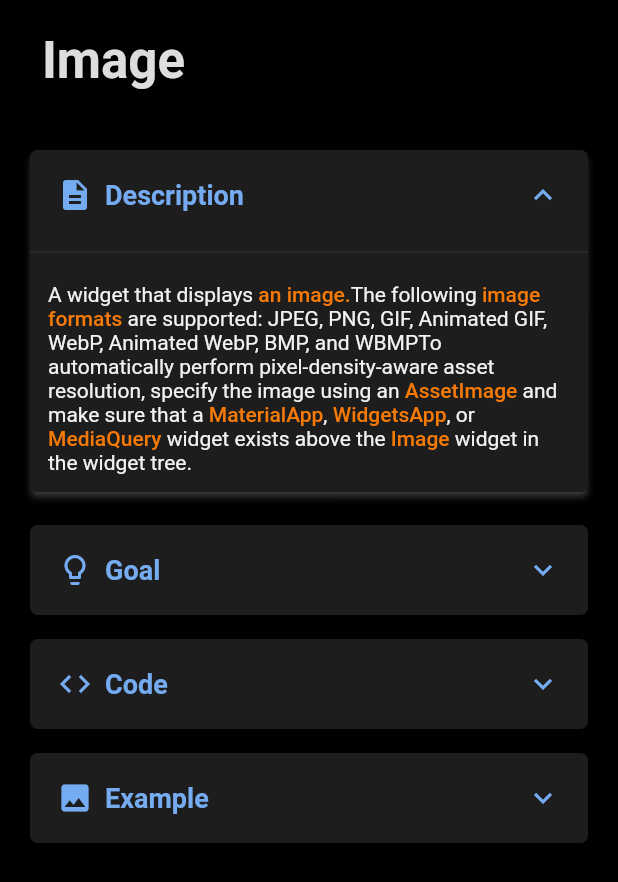
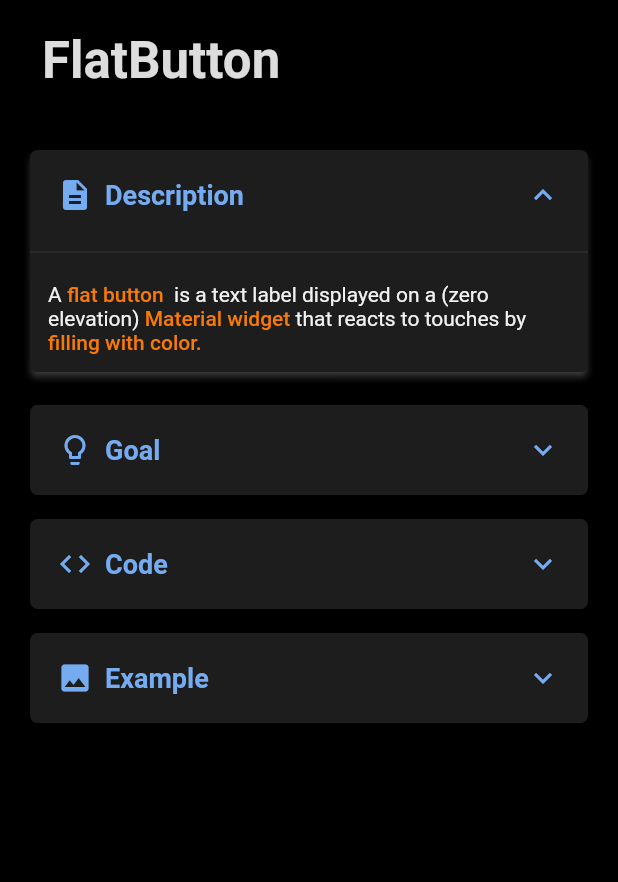
Before and after one commit to GreyImediary/flutter_book, a Flutter app: the WidgetScreen screen opened directly, after a tap on "Description", on a phone screen of 412 x 824 dp. Shown: the top 882 px of the screen. Run offline on Flutter 3.47's test engine with Material 2 defaults, Android fonts, the phone set to English and light mode, and no system bars; drawn by our look-alikes of expansion_tile_card.

Commit message:
add flat button and outline button widgets

```diff
--- a/lib/main.dart
+++ b/lib/main.dart
@@ -2,7 +2,9 @@ import 'package:flutter/material.dart';
 import 'package:flutter_book/data/widget_data.dart';
 import 'package:flutter_book/screens/category_screen.dart';
 import 'package:flutter_book/screens/main_screen.dart';
+import 'package:flutter_book/widgets/material_widgets/flat_button.dart';
 import 'package:flutter_book/widgets/material_widgets/image.dart';
+import 'package:flutter_book/widgets/material_widgets/outline_button.dart';
 import 'package:flutter_book/widgets/material_widgets/tooltip.dart';
 
 void main() {
@@ -49,6 +51,8 @@ class MyApp extends StatelessWidget {
 
         '/Tooltip': (context) => TooltipWidget(),
         '/Image': (context) => ImageWidget(),
+        '/FlatButton': (content) => FlatButtonWidget(),
+        '/OutlineButton': (content) => OutlineButtonWidget(),
       },
       title: 'Flutter Demo',
       theme: ThemeData(
--- /dev/null
+++ b/lib/widgets/material_widgets/flat_button.dart
@@ -0,0 +1,147 @@
+import 'package:flutter/material.dart';
+import 'package:flutter_book/screens/widget_screen.dart';
+
+final flatButtonCodeText = """
+FlatButton(
+  onPressed: () {
+    /*some code*/
+  },
+  child: Text("Flat Button"),
+)""";
+
+Widget flatButtonDescription(BuildContext context) {
+  return RichText(
+    text: TextSpan(
+      style: Theme.of(context).textTheme.bodyText2,
+      children: [
+        TextSpan(text: 'A '),
+        TextSpan(
+            text: 'flat button ', style: Theme.of(context).textTheme.bodyText1),
+        TextSpan(text: ' is a text label displayed on a (zero elevation) '),
+        TextSpan(
+            text: 'Material widget ',
+            style: Theme.of(context).textTheme.bodyText1),
+        TextSpan(text: 'that reacts to touches by '),
+        TextSpan(
+            text: 'filling with color.',
+            style: Theme.of(context).textTheme.bodyText1),
+      ],
+    ),
+  );
+}
+
+Widget flatButtonGoal(BuildContext context) {
+  return RichText(
+    text: TextSpan(
+      style: Theme.of(context).textTheme.bodyText2,
+      children: [
+        TextSpan(text: "The main goal of flat button (as well as other buttons) is to "),
+        TextSpan(
+            text: 'trigger events ',
+            style: Theme.of(context).textTheme.bodyText1),
+        TextSpan(text: "on a user's click."),
+        TextSpan(
+            text:
+                'Use flat buttons on toolbars, in dialogs, or inline with other content '),
+        TextSpan(
+            text: 'but offset from that content with padding ',
+            style: Theme.of(context).textTheme.bodyText1),
+        TextSpan(text: "so that the button's presence is obvious. "),
+        TextSpan(
+            text: 'You can use flat button where common raised button or outline button looks '),
+        TextSpan(
+            text: 'unnaturaly.', style: Theme.of(context).textTheme.bodyText1),
+      ],
+    ),
+  );
+}
+
+Widget flatButtonCode(BuildContext context) {
+  return Column(
+    children: <Widget>[
+      RichText(
+        text: TextSpan(
+          style: Theme.of(context).textTheme.bodyText2,
+          children: [
+            TextSpan(text: 'All you need to do is implement '),
+            TextSpan(
+                text: 'OutlineButton',
+                style: Theme.of(context).textTheme.bodyText1),
+            TextSpan(text: 'to a parent widget and provide '),
+            TextSpan(
+                text: 'onPressed and child ',
+                style: Theme.of(context).textTheme.bodyText1),
+            TextSpan(text: 'properties as '),
+            TextSpan(
+                text: 'void function and widget. ',
+                style: Theme.of(context).textTheme.bodyText1),
+            TextSpan(text: 'Child can be any widget, but usually it is '),
+            TextSpan(
+                text: 'Text.', style: Theme.of(context).textTheme.bodyText1),
+          ],
+        ),
+      ),
+      Padding(
+        padding: EdgeInsets.all(16),
+        child: Container(
+          width: MediaQuery.of(context).size.height,
+          decoration: BoxDecoration(
+              color: Theme.of(context).primaryColorLight,
+              borderRadius: BorderRadius.circular(10)),
+          padding: EdgeInsets.all(16),
+          child: Text(
+            flatButtonCodeText,
+            textAlign: TextAlign.start,
+          ),
+        ),
+      ),
+      RichText(
+        text: TextSpan(
+          style: Theme.of(context).textTheme.bodyText2,
+          children: [
+            TextSpan(text: 'You can also specify '),
+            TextSpan(
+                text: 'background color',
+                style: Theme.of(context).textTheme.bodyText1),
+            TextSpan(text: '(color property), '),
+            TextSpan(
+                text: 'text color',
+                style: Theme.of(context).textTheme.bodyText1),
+            TextSpan(text: ', '),
+            TextSpan(
+                text: 'disabled background and disabled text colors',
+                style: Theme.of(context).textTheme.bodyText1),
+            TextSpan(text: ', '),
+            TextSpan(
+                text: 'splash color ',
+                style: Theme.of(context).textTheme.bodyText1),
+            TextSpan(text: 'and etc.'),
+          ],
+        ),
+      )
+    ],
+  );
+}
+
+Widget flatButtonExample(BuildContext context) {
+  return FlatButton(
+    textColor: Color(0xffdddddd),
+    onPressed: () {},
+    child: Text("Flat Button"),
+  );
+}
+
+class FlatButtonWidget extends StatelessWidget {
+  @override
+  Widget build(BuildContext context) {
+    return WidgetScreen(
+      heroTag: "FlatButton",
+      title: "FlatButton",
+      description: flatButtonDescription(context),
+      goal: flatButtonGoal(context),
+      code: flatButtonCode(context),
+      tricks: null,
+      example: flatButtonExample(context),
+    );
+  }
+}
--- a/lib/widgets/material_widgets/image.dart
+++ b/lib/widgets/material_widgets/image.dart
@@ -68,10 +68,10 @@ Widget imageCode(BuildContext context) {
             TextSpan(text: 'All you need to do is implement '),
             TextSpan(
                 text: 'Image', style: Theme.of(context).textTheme.bodyText1),
-            TextSpan(text: 'to a parent and provide '),
+            TextSpan(text: 'to a parent widget and provide '),
             TextSpan(
                 text: 'image', style: Theme.of(context).textTheme.bodyText1),
-            TextSpan(text: 'attribute as '),
+            TextSpan(text: 'property as '),
             TextSpan(
                 text: 'NetworkImage',
                 style: Theme.of(context).textTheme.bodyText1),
@@ -122,7 +122,7 @@ Widget imageCode(BuildContext context) {
                 style: Theme.of(context).textTheme.bodyText1),
             TextSpan(text: ', '),
             TextSpan(
-                text: 'Image.memory ',
+                text: 'Image.memory',
                 style: Theme.of(context).textTheme.bodyText1),
             TextSpan(text: ', '),
             TextSpan(text: 'constructors'),
@@ -152,7 +152,7 @@ class ImageWidget extends StatelessWidget {
       description: imageDescription(context),
       goal: imageGoal(context),
       code: imageCode(context),
-      tricks: Container(),
+      tricks: null,
       example: imageExample(),
     );
   }
--- /dev/null
+++ b/lib/widgets/material_widgets/outline_button.dart
@@ -0,0 +1,181 @@
+import 'package:flutter/material.dart';
+import 'package:flutter_book/screens/widget_screen.dart';
+
+final outlineButtonCodeText = """
+OutlineButton(
+  onPressed: () {
+    /*some code*/
+  },
+  child: Text("Flat Button"),
+)""";
+
+Widget outlineButtonDescription(BuildContext context) {
+  return RichText(
+    text: TextSpan(
+      style: Theme.of(context).textTheme.bodyText2,
+      children: [
+        TextSpan(text: 'Similar to a FlatButton with a '),
+        TextSpan(
+          text: 'thin grey rounded rectangle border. ',
+          style: Theme.of(context).textTheme.bodyText1,
+        ),
+        TextSpan(text: "The outline button's border shape is defined by "),
+        TextSpan(
+          text: 'shape ',
+          style: Theme.of(context).textTheme.bodyText1,
+        ),
+        TextSpan(text: "and its appearance is defined by "),
+        TextSpan(
+          text: 'borderSide',
+          style: Theme.of(context).textTheme.bodyText1,
+        ),
+        TextSpan(text: ", "),
+        TextSpan(
+          text: 'disabledBorderColor',
+          style: Theme.of(context).textTheme.bodyText1,
+        ),
+        TextSpan(text: ", and "),
+        TextSpan(
+          text: 'highlightedBorderColor. ',
+          style: Theme.of(context).textTheme.bodyText1,
+        ),
+        TextSpan(text: "By default the border is "),
+        TextSpan(
+          text: 'a one pixel wide grey rounded rectangle ',
+          style: Theme.of(context).textTheme.bodyText1,
+        ),
+        TextSpan(text: "that does not change when the button is pressed or disabled. By default "),
+        TextSpan(
+          text: "the button's background is transparent.",
+          style: Theme.of(context).textTheme.bodyText1,
+        ),
+      ],
+    ),
+  );
+}
+
+Widget outlineButtonGoal(BuildContext context) {
+  return RichText(
+    text: TextSpan(
+      style: Theme.of(context).textTheme.bodyText2,
+      children: [
+        TextSpan(text: "The main goal of flat button (as well as other buttons) is to "),
+        TextSpan(
+            text: 'trigger events ',
+            style: Theme.of(context).textTheme.bodyText1),
+        TextSpan(text: "on a user's click."),
+      ],
+    ),
+  );
+}
+
+Widget outlineButtonCode(BuildContext context) {
+  return Column(
+    children: <Widget>[
+      RichText(
+        text: TextSpan(
+          style: Theme.of(context).textTheme.bodyText2,
+          children: [
+            TextSpan(text: 'All you need to do is implement '),
+            TextSpan(
+                text: 'FlatButton',
+                style: Theme.of(context).textTheme.bodyText1),
+            TextSpan(text: 'to a parent widget and provide '),
+            TextSpan(
+                text: 'onPressed and child ',
+                style: Theme.of(context).textTheme.bodyText1),
+            TextSpan(text: 'properties as '),
+            TextSpan(
+                text: 'void function and widget. ',
+                style: Theme.of(context).textTheme.bodyText1),
+            TextSpan(text: 'Child can be any widget, but usually it is '),
+            TextSpan(
+                text: 'Text.', style: Theme.of(context).textTheme.bodyText1),
+          ],
+        ),
+      ),
+      Padding(
+        padding: EdgeInsets.all(16),
+        child: Container(
+          width: MediaQuery.of(context).size.height,
+          decoration: BoxDecoration(
+              color: Theme.of(context).primaryColorLight,
+              borderRadius: BorderRadius.circular(10)),
+          padding: EdgeInsets.all(16),
+          child: Text(
+            outlineButtonCodeText,
+            textAlign: TextAlign.start,
+          ),
+        ),
+      ),
+      RichText(
+        text: TextSpan(
+          style: Theme.of(context).textTheme.bodyText2,
+          children: [
+            TextSpan(text: 'You can also specify '),
+            TextSpan(
+                text: 'background color',
+                style: Theme.of(context).textTheme.bodyText1),
+            TextSpan(text: '(color property), '),
+            TextSpan(
+                text: 'text color',
+                style: Theme.of(context).textTheme.bodyText1),
+            TextSpan(text: ', '),
+            TextSpan(
+                text: 'disabled background and text colors',
+                style: Theme.of(context).textTheme.bodyText1),
+            TextSpan(text: ', '),
+            TextSpan(
+                text: 'splash color',
+                style: Theme.of(context).textTheme.bodyText1),
+            TextSpan(text: ', '),
+            TextSpan(
+                text: 'shape of border (shape parameter) ',
+                style: Theme.of(context).textTheme.bodyText1),
+            TextSpan(text: 'and etc. '),
+            TextSpan(text: 'To customize border specify '),
+            TextSpan(
+              text: 'borderSide',
+              style: Theme.of(context).textTheme.bodyText1,
+            ),
+            TextSpan(text: ", "),
+            TextSpan(
+              text: 'disabledBorderColor',
+              style: Theme.of(context).textTheme.bodyText1,
+            ),
+            TextSpan(text: ", and "),
+            TextSpan(
+              text: 'highlightedBorderColor.',
+              style: Theme.of(context).textTheme.bodyText1,
+            ),
+          ],
+        ),
+      )
+    ],
+  );
+}
+
+Widget outlineButtonExample(BuildContext context) {
+  return OutlineButton(
+    highlightedBorderColor: Theme.of(context).accentColor,
+    borderSide: BorderSide(color: Color(0xffdddddd)),
+    textColor: Color(0xffdddddd),
+    onPressed: () {},
+    child: Text("Outline Button"),
+  );
+}
+
+class OutlineButtonWidget extends StatelessWidget {
+  @override
+  Widget build(BuildContext context) {
+    return WidgetScreen(
+      heroTag: "OutlineButton",
+      title: "OutlineButton",
+      description: outlineButtonDescription(context),
+      goal: outlineButtonGoal(context),
+      code: outlineButtonCode(context),
+      tricks: null,
+      example: outlineButtonExample(context),
+    );
+  }
+}
--- a/lib/widgets/material_widgets/tooltip.dart
+++ b/lib/widgets/material_widgets/tooltip.dart
@@ -139,7 +139,7 @@ class TooltipWidget extends StatelessWidget {
       description: tooltipDescription(context),
       goal: tooltipGoal(context),
       code: tooltipCode(context),
-      tricks: Container(),
+      tricks: null,
       example: tooltipExample(context),
     );
   }
```
